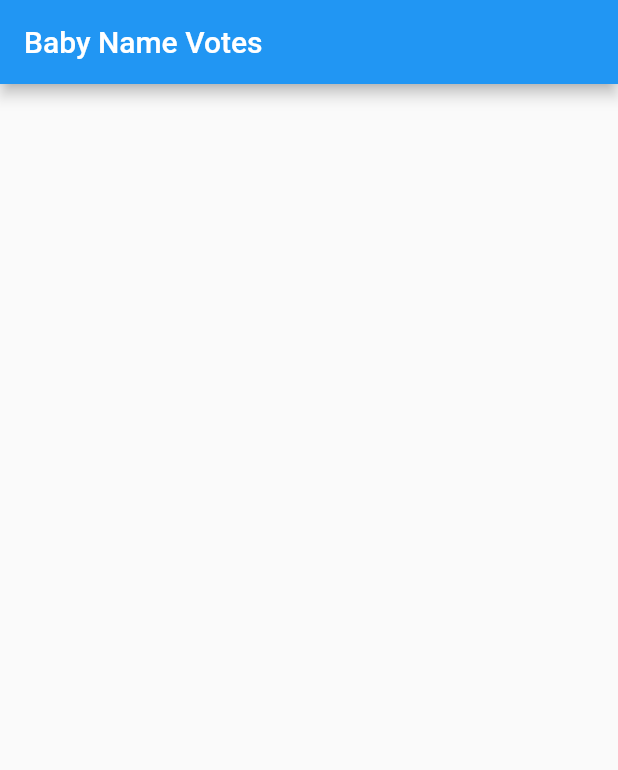
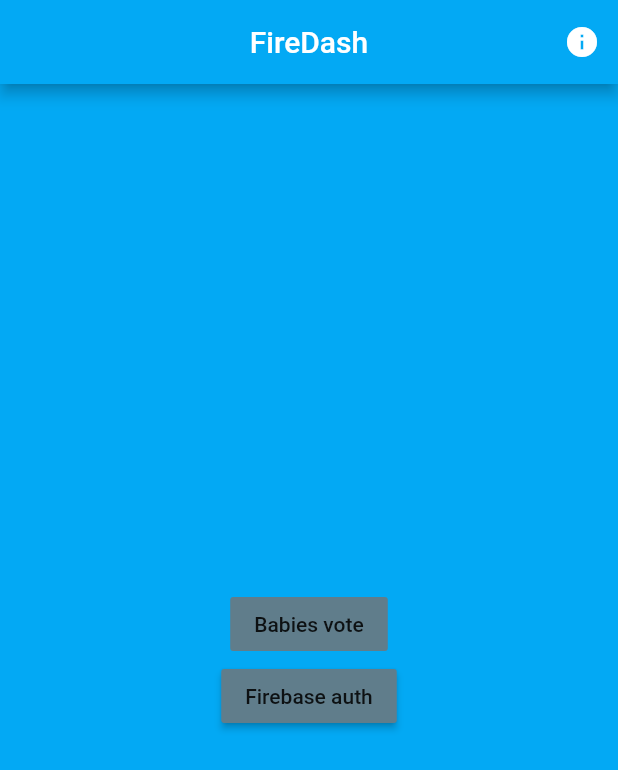
Before and after one commit to RcDevRIL/firedash, a Flutter app: the screen it shows after launch, on a phone screen of 412 x 824 dp. Shown: the top 770 px of the screen. Run offline on Flutter 3.47's test engine with Material 2 defaults, Android fonts, the phone set to English and light mode, and no system bars; our stand-ins replace cloud_firestore; accounts and stored records are empty.

Commit message:
Added HomePage and LoginPage + LicencePage

```diff
--- a/lib/main.dart
+++ b/lib/main.dart
@@ -1,3 +1,4 @@
+import 'package:firedash/ui/pages/login.dart';
 import 'package:firedash/ui/pages/pages.dart';
 import 'package:flutter/material.dart';
 
@@ -7,8 +8,14 @@ class MyApp extends StatelessWidget {
   @override
   Widget build(BuildContext context) {
     return MaterialApp(
+      debugShowCheckedModeBanner: false,
       title: 'Baby Names',
-      home: BabyVotesPage(),
+      routes: {
+        '/': (context) => HomePage(),
+        '/login': (context) => LoginPage(),
+        '/babies': (context) => BabyVotesPage(),
+      },
+      initialRoute: '/',
     );
   }
 }
--- /dev/null
+++ b/lib/ui/pages/home.dart
@@ -0,0 +1,54 @@
+import 'package:flutter/material.dart';
+
+class HomePage extends StatelessWidget {
+  @override
+  Widget build(BuildContext context) {
+    return Scaffold(
+      appBar: AppBar(
+        title: Text('FireDash'),
+        centerTitle: true,
+        backgroundColor: Colors.lightBlue,
+        actions: [
+          IconButton(
+            focusColor: Colors.transparent,
+            highlightColor: Colors.transparent,
+            hoverColor: Colors.transparent,
+            splashColor: Colors.transparent,
+            icon: Icon(Icons.info),
+            onPressed: () {
+              Navigator.push(
+                  context,
+                  MaterialPageRoute(
+                    builder: (context) => LicensePage(
+                      applicationIcon: FlutterLogo(),
+                      applicationName: 'FireDash',
+                      applicationVersion: 'v0.1',
+                      applicationLegalese:
+                          'This application is implemented for training on Firebase features...',
+                    ),
+                  ));
+            },
+          )
+        ],
+      ),
+      backgroundColor: Colors.lightBlue,
+      body: Center(
+        child: Column(
+          mainAxisAlignment: MainAxisAlignment.center,
+          children: [
+            FlatButton(
+              onPressed: () => Navigator.pushNamed(context, '/babies'),
+              color: Colors.blueGrey,
+              child: Text('Babies vote'),
+            ),
+            MaterialButton(
+              onPressed: () {},
+              color: Colors.blueGrey,
+              child: Text('Firebase auth'),
+            ),
+          ],
+        ),
+      ),
+    );
+  }
+}
--- /dev/null
+++ b/lib/ui/pages/login.dart
@@ -0,0 +1,8 @@
+import 'package:flutter/material.dart';
+
+class LoginPage extends StatelessWidget {
+  @override
+  Widget build(BuildContext context) {
+    return Container();
+  }
+}
--- a/lib/ui/pages/pages.dart
+++ b/lib/ui/pages/pages.dart
@@ -1 +1,3 @@
 export 'baby_votes.dart';
+export 'login.dart';
+export 'home.dart';
```
